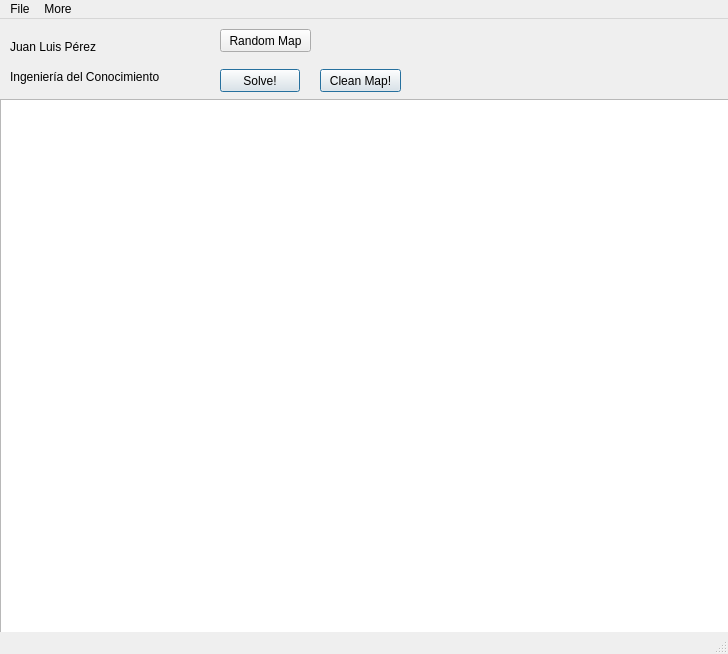
PaytonZ/IC-Practica1, file UI/GUI.ui: the form before one commit.
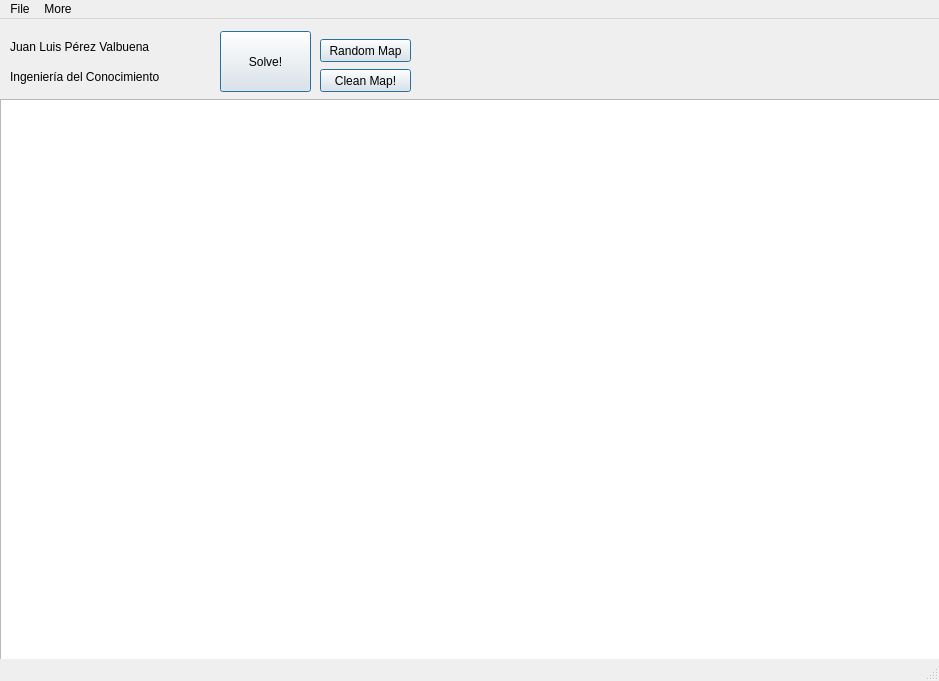
The form after the commit.

What changed in the file:
```diff
--- a/UI/GUI.ui
+++ b/UI/GUI.ui
@@ -6,8 +6,8 @@
    <rect>
     <x>0</x>
     <y>0</y>
-    <width>728</width>
-    <height>654</height>
+    <width>939</width>
+    <height>681</height>
    </rect>
   </property>
   <property name="sizePolicy">
@@ -36,7 +36,7 @@
      </rect>
     </property>
     <property name="text">
-     <string>Juan Luis Pérez</string>
+     <string>Juan Luis Pérez Valbuena</string>
     </property>
    </widget>
    <widget class="QLabel" name="label_2">
@@ -117,9 +117,9 @@
     <property name="geometry">
      <rect>
       <x>220</x>
-      <y>50</y>
-      <width>80</width>
-      <height>23</height>
+      <y>12</y>
+      <width>91</width>
+      <height>61</height>
      </rect>
     </property>
     <property name="cursor">
@@ -140,7 +140,7 @@
      <rect>
       <x>320</x>
       <y>50</y>
-      <width>81</width>
+      <width>91</width>
       <height>23</height>
      </rect>
     </property>
@@ -154,8 +154,8 @@
    <widget class="QPushButton" name="randomButton">
     <property name="geometry">
      <rect>
-      <x>220</x>
-      <y>10</y>
+      <x>320</x>
+      <y>20</y>
       <width>91</width>
       <height>23</height>
      </rect>
@@ -163,6 +163,9 @@
     <property name="text">
      <string>Random Map</string>
     </property>
+    <property name="default">
+     <bool>true</bool>
+    </property>
    </widget>
   </widget>
   <widget class="QMenuBar" name="menubar">
@@ -170,7 +173,7 @@
     <rect>
      <x>0</x>
      <y>0</y>
-     <width>728</width>
+     <width>939</width>
      <height>20</height>
     </rect>
    </property>
```
Left out of the diff: 4 changed lines with no effect on the pictures.
